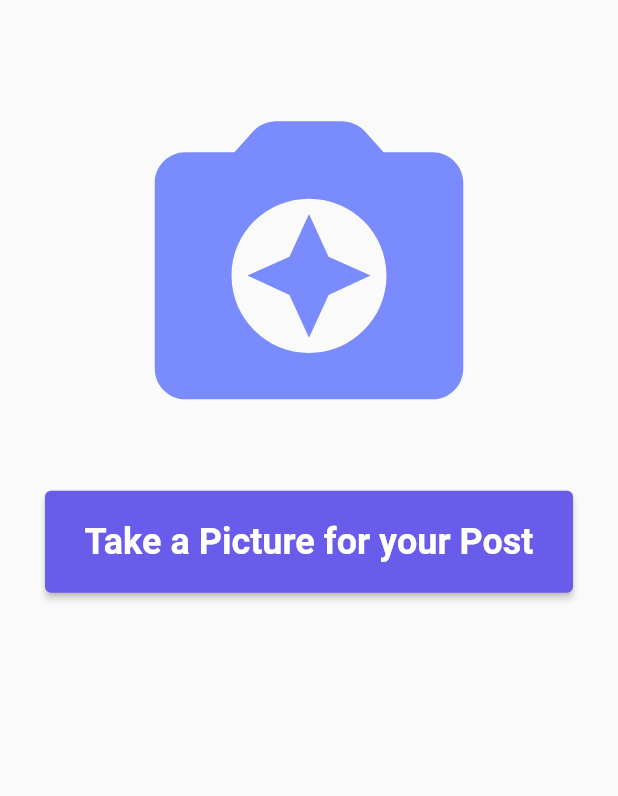
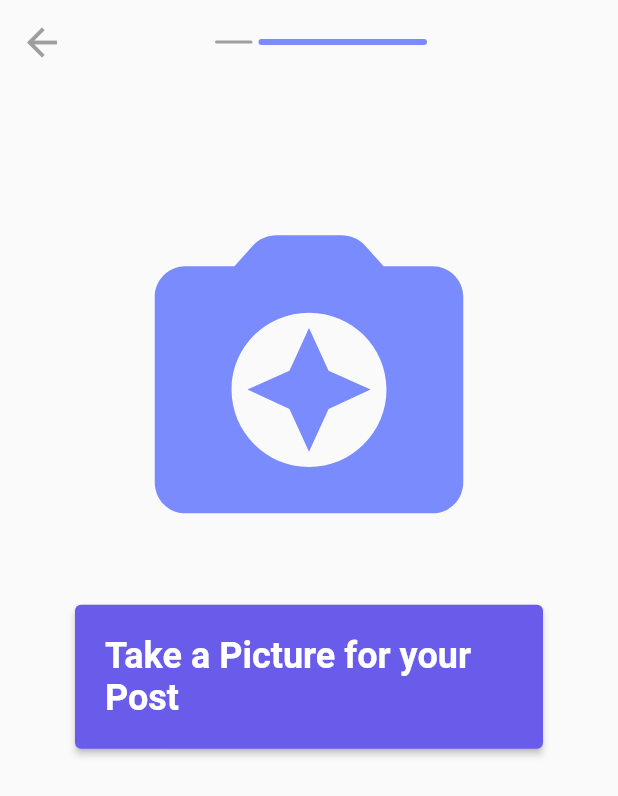
Before and after one commit to atlastMarketing/prototype-mobile-app, a Flutter app: the CreatorSocialMediaPostImage screen opened directly with empty values, on a phone screen of 412 x 824 dp. Shown: the top 796 px of the screen. Run offline on Flutter 3.47's test engine with Material 2 defaults, Android fonts, the phone set to English and light mode, and no system bars; our stand-ins replace image_picker, syncfusion_flutter_calendar; missing offline and left inert: google_mlkit_entity_extraction, info_popup.

Commit message:
Made ai assistant message for image taking more concise; added back arrow and flow process bar to top of image taking screen

```diff
--- a/lib/screens/creator/social_media_post/creator_social_media_post_image.dart
+++ b/lib/screens/creator/social_media_post/creator_social_media_post_image.dart
@@ -6,6 +6,9 @@ import 'package:flutter/material.dart';
 import 'package:info_popup/info_popup.dart';
 
 import 'package:image_picker/image_picker.dart';
+
+import '../../../shared/app_bar_steps.dart';
+import '../../../shared/layouts/full_page.dart';
 
 class CreatorSocialMediaPostImage extends StatefulWidget {
   final GlobalKey<NavigatorState> navKey;
@@ -26,6 +29,11 @@ class _CreatorSocialMediaPostImageState
     extends State<CreatorSocialMediaPostImage> {
   File? imageFile;
   bool infoPopupDismissed = false;
+  final _formKey = GlobalKey<FormState>();
+
+  void _handleBack() {
+    widget.navKey.currentState!.pop();
+  }
 
   void _getFromCamera() async {
     XFile? pickedFile = await ImagePicker().pickImage(
@@ -45,9 +53,11 @@ class _CreatorSocialMediaPostImageState
 
   @override
   Widget build(BuildContext context) {
-    return Scaffold(
-      body: ListView(
-        children: [
+    return LayoutFullPage(
+      handleBack: _handleBack,
+      appBarContent: const AppBarSteps(totalSteps: 2, currStep: 2),
+      content: Scaffold(
+          body: ListView(children: [
         const SizedBox(
           height: 50,
         ),
@@ -73,20 +83,18 @@ class _CreatorSocialMediaPostImageState
                         MaterialStateProperty.all(AppText.buttonLargeText)),
                 child: infoPopupDismissed == false
                     ? InfoPopupWidget(
-                          onControllerCreated:
-                              (InfoPopupController controller) {
+                        onControllerCreated: (InfoPopupController controller) {
                           controller.show();
                         },
                         infoPopupDismissed: () {
                           setState(() => infoPopupDismissed = true);
                         },
                         contentTitle:
-                              "1. Use good lighting: Ensure the product is well-lit and avoid harsh shadows or glares.\n2. Focus on the product: Keep the focus on the product and avoid cluttered backgrounds or distracting elements.\n3. Use a visually appealing composition: Experiment with different angles and compositions to find the most attractive way to showcase the product.\n4. Showcase product benefits: Highlight the product's unique features and benefits in the caption or description.\n5. Keep it consistent: Maintain a consistent visual style across all your social media posts to create a cohesive brand image.\n\n- Your AI Marketing Advisor",
+                            "1. Ensure the product is well-lit and avoid harsh shadows or glares.\n2. Avoid cluttered backgrounds or distracting elements.\n3. Try different angles and compositions to find the most attractive way to showcase the product.\n4. Maintain a consistent visual style across all your social media posts.\n\n- Your AI Marketing Advisor",
                         enableHighlight: true,
                         child: const Text('Take a Picture for your Post'))
                     : const Text('Take a Picture for your Post')))
-        ],
-      ),
+      ])),
     );
   }
 }
```
Lines whose indentation alone changed are shown as unchanged.
